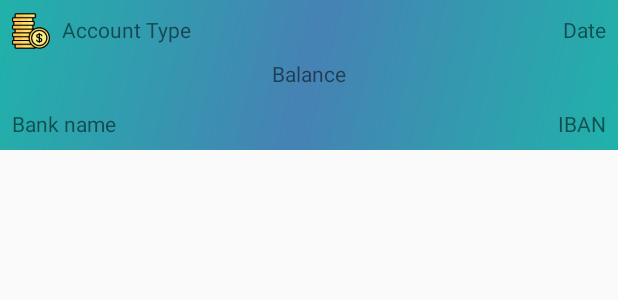
After one commit to BogdanSicu/Android-Project, an Android app: the layout lv_row_view.xml on its own in the app's theme, with its tools: preview values and no code run, on a phone screen of 412 x 824 dp. The commit adds this screen. Shown: the top 300 px of the screen. Run offline under Robolectric (Android 15) with nearby library versions, the phone set to English and light mode, and no system bars.

Commit message:
Am facut clasa si adapterul

```diff
--- /dev/null
+++ b/ProiectTocilarii_Betivani/app/src/main/java/com/example/proiect_tocilarii_betivani/Util/AccountType.java
@@ -0,0 +1,5 @@
+package com.example.proiect_tocilarii_betivani.Util;
+
+public enum AccountType {
+    Deposit, Credit
+}
--- /dev/null
+++ b/ProiectTocilarii_Betivani/app/src/main/java/com/example/proiect_tocilarii_betivani/Util/Acount.java
@@ -0,0 +1,52 @@
+package com.example.proiect_tocilarii_betivani.Util;
+
+import java.util.Date;
+
+public class Acount {
+    private AccountType accountType;
+    private String IBAN;
+    private float balance;
+    private float rate;
+    private Date createDate;
+    private Date expirationDate;
+    private String holder;
+    private String bank;
+
+
+    public Acount() {}
+
+    public Acount(AccountType accountType, String IBAN, float balance, float rate, Date createDate, Date expirationDate, String holder, String bank) {
+        this.accountType = accountType;
+        this.IBAN = IBAN;
+        this.balance = balance;
+        this.rate = rate;
+        this.createDate = createDate;
+        this.expirationDate = expirationDate;
+        this.holder = holder;
+        this.bank = bank;
+    }
+
+    public AccountType getAccountType() { return accountType; }
+    public void setAccountType(AccountType accountType) { this.accountType = accountType; }
+
+    public String getIBAN() { return IBAN; }
+    public void setIBAN(String IBAN) { this.IBAN = IBAN; }
+
+    public float getBalance() { return balance; }
+    public void setBalance(float balance) { this.balance = balance; }
+
+    public float getRate() { return rate; }
+    public void setRate(float rate) { this.rate = rate; }
+
+    public Date getCreateDate() { return createDate; }
+    public void setCreateDate(Date createDate) { this.createDate = createDate; }
+
+    public Date getExpirationDate() { return expirationDate; }
+    public void setExpirationDate(Date expirationDate) { this.expirationDate = expirationDate; }
+
+    public String getHolder() { return holder; }
+    public void setHolder(String holder) { this.holder = holder; }
+
+    public String getBank() { return bank; }
+    public void setBank(String bank) { this.bank = bank; }
+}
--- /dev/null
+++ b/ProiectTocilarii_Betivani/app/src/main/res/drawable/adapter_background.xml
@@ -0,0 +1,9 @@
+<?xml version="1.0" encoding="utf-8"?>
+<shape xmlns:android="http://schemas.android.com/apk/res/android"
+    android:shape="rectangle">
+    <gradient
+        android:startColor="#20b2aa"
+        android:centerColor="#4682b4"
+        android:endColor="#20b2aa"
+        android:angle="135" />
+</shape>
--- /dev/null
+++ b/ProiectTocilarii_Betivani/app/src/main/res/layout/lv_row_view.xml
@@ -0,0 +1,100 @@
+<?xml version="1.0" encoding="utf-8"?>
+<androidx.constraintlayout.widget.ConstraintLayout
+    xmlns:android="http://schemas.android.com/apk/res/android"
+    xmlns:app="http://schemas.android.com/apk/res-auto"
+    xmlns:tools="http://schemas.android.com/tools"
+    android:layout_width="match_parent"
+    android:layout_height="100dp"
+    android:background="@drawable/adapter_background">
+
+    <ImageView
+        android:id="@+id/lv_row_typeIcon"
+        android:layout_width="25dp"
+        android:layout_height="25dp"
+        app:srcCompat="@drawable/icon_coins"
+        app:layout_constraintStart_toStartOf="parent"
+        app:layout_constraintTop_toTopOf="parent"
+        app:layout_constraintEnd_toStartOf="@+id/lv_row_type"
+        android:layout_marginStart="8dp"
+        android:layout_marginLeft="8dp"
+        android:layout_marginTop="8dp"
+        />
+
+    <TextView
+        android:id="@+id/lv_row_type"
+        android:layout_width="0dp"
+        android:layout_height="wrap_content"
+        android:layout_marginStart="8dp"
+        android:layout_marginTop="10dp"
+        android:text="@string/lv_row_account_type"
+        app:layout_constraintEnd_toStartOf="@+id/lv_row_date"
+        app:layout_constraintStart_toEndOf="@+id/lv_row_typeIcon"
+        app:layout_constraintTop_toTopOf="parent"
+        />
+
+    <TextView
+        android:id="@+id/lv_row_date"
+        android:layout_width="wrap_content"
+        android:layout_height="wrap_content"
+        android:text="@string/lv_row_date"
+        app:layout_constraintStart_toEndOf="@+id/lv_row_type"
+        app:layout_constraintTop_toTopOf="parent"
+        app:layout_constraintEnd_toEndOf="parent"
+        android:layout_marginStart="8dp"
+        android:layout_marginLeft="8dp"
+        android:layout_marginTop="10dp"
+        android:layout_marginEnd="8dp"
+        android:layout_marginRight="8dp"
+        android:textAlignment="textEnd"
+        />
+    <TextView
+        android:id="@+id/lv_row_balance"
+        android:layout_width="wrap_content"
+        android:layout_height="wrap_content"
+        android:text="@string/lv_row_balance"
+        app:layout_constraintStart_toStartOf="parent"
+        app:layout_constraintEnd_toEndOf="parent"
+        app:layout_constraintTop_toBottomOf="@+id/lv_row_type"
+        android:layout_marginStart="8dp"
+        android:layout_marginLeft="8dp"
+        android:layout_marginTop="10dp"
+        android:layout_marginEnd="8dp"
+        android:layout_marginRight="8dp"
+        android:textAlignment="textEnd"
+        />
+
+    <TextView
+        android:id="@+id/lv_row_bank_name"
+        android:layout_width="0dp"
+        android:layout_height="wrap_content"
+        android:text="@string/lv_row_bankName"
+        app:layout_constraintStart_toStartOf="parent"
+        app:layout_constraintBottom_toBottomOf="parent"
+        app:layout_constraintEnd_toStartOf="@+id/lv_row_iban"
+        android:layout_marginStart="8dp"
+        android:layout_marginLeft="8dp"
+        android:layout_marginTop="10dp"
+        android:layout_marginBottom="8dp"
+        android:layout_marginEnd="8dp"
+        android:layout_marginRight="8dp"
+        android:textAlignment="textStart"
+        />
+
+    <TextView
+        android:id="@+id/lv_row_iban"
+        android:layout_width="0dp"
+        android:layout_height="wrap_content"
+        android:text="@string/lv_row_iban"
+        app:layout_constraintEnd_toEndOf="parent"
+        app:layout_constraintBottom_toBottomOf="parent"
+        app:layout_constraintStart_toEndOf="@+id/lv_row_balance"
+        android:layout_marginStart="8dp"
+        android:layout_marginLeft="8dp"
+        android:layout_marginTop="10dp"
+        android:layout_marginBottom="8dp"
+        android:layout_marginEnd="8dp"
+        android:layout_marginRight="8dp"
+        android:textAlignment="textEnd"
+        />
+
+</androidx.constraintlayout.widget.ConstraintLayout>
--- a/ProiectTocilarii_Betivani/app/src/main/res/values/strings.xml
+++ b/ProiectTocilarii_Betivani/app/src/main/res/values/strings.xml
@@ -14,4 +14,9 @@
     <string name="menu_feedback">Help others</string>
     <string name="menu_acounts">Acounts</string>
     <string name="menu_Feedback">Feedback</string>
+    <string name="lv_row_account_type">Account Type</string>
+    <string name="lv_row_iban">IBAN</string>
+    <string name="lv_row_date">Date</string>
+    <string name="lv_row_balance">Balance</string>
+    <string name="lv_row_bankName">Bank name</string>
 </resources>
```
Also changed, not shown: ProiectTocilarii_Betivani/app/src/main/res/drawable-v21/icon_coins.png (added), ProiectTocilarii_Betivani/gradle/wrapper/gradle-wrapper.properties.
